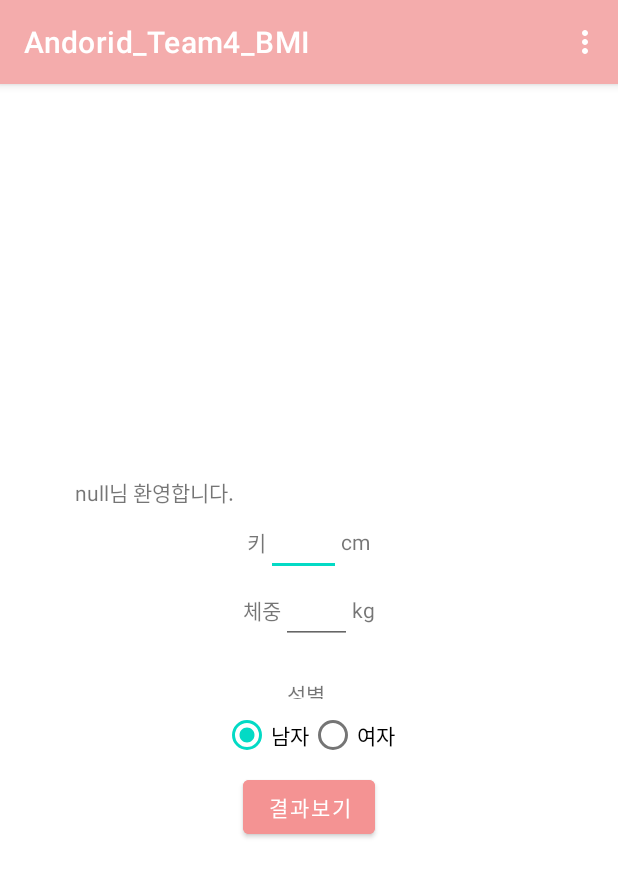
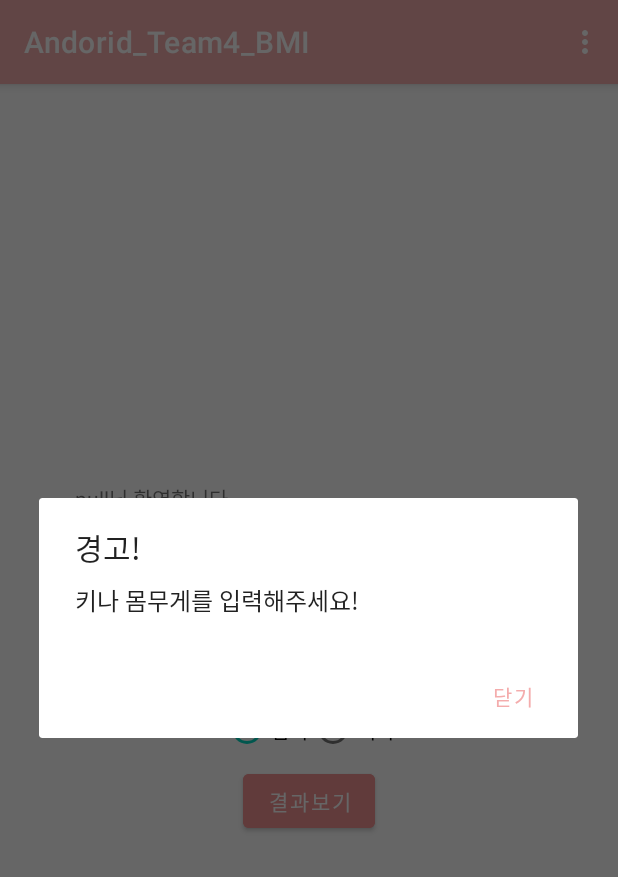
Before and after one commit to boram611/Android_Team4_BMI, an Android app: the InsertActivity screen opened directly, with no data from a screen before it, after a tap on "결과보기", on a phone screen of 412 x 824 dp. Shown: the top 877 px of the screen. Run offline under Robolectric (Android 15) with nearby library versions, the light colour scheme and no system bars.

Commit message:
주혜정_배경 터치시 키보드 숨김&null값 넘길때 다이얼로그

```diff
--- a/app/src/main/java/com/example/andorid_team4_bmi/InsertActivity.java
+++ b/app/src/main/java/com/example/andorid_team4_bmi/InsertActivity.java
@@ -9,6 +9,7 @@ import android.app.Dialog;
 import android.content.Context;
 import android.content.Intent;
 import android.os.Bundle;
+import android.util.Log;
 import android.view.Menu;
 import android.view.MenuItem;
 import android.view.MotionEvent;
@@ -34,9 +35,6 @@ public class InsertActivity extends AppCompatActivity {
         setContentView(R.layout.activity_insert);
 
 
-
-
-
         // username 받아오기
         Intent intent = getIntent();
         String user = intent.getStringExtra("userName");
@@ -59,15 +57,16 @@ public class InsertActivity extends AppCompatActivity {
             public void onClick(View v) {
                 Intent intent = null;
 
+                if (user_weight.getText().length() == 0 && user_height.getText().length() == 0) {
+                    Log.v("왜안돼", "2");
 
-                if(user_weight==null && user_height == null){
                     new AlertDialog.Builder(InsertActivity.this)
                             .setTitle("경고!")
                             .setMessage("키나 몸무게를 입력해주세요!")
                             .setCancelable(false)//아무데나 눌렀을때 안꺼지게 하는거 (버튼을 통해서만 닫게)
                             .setPositiveButton("닫기", null)
                             .show();
-                }
+                } else {
 
                     //키, 몸무게 받아오기
                     int weight = Integer.parseInt(user_weight.getText().toString());
@@ -76,7 +75,6 @@ public class InsertActivity extends AppCompatActivity {
 
                     //BMI공식
                     double Bmi = 10000 * weight / (height * height);
-
 
 
                     //Bmi 값 넘기기
@@ -89,7 +87,7 @@ public class InsertActivity extends AppCompatActivity {
 
                     }
                 }
-
+            }
 
         });
 
@@ -124,7 +122,6 @@ public class InsertActivity extends AppCompatActivity {
 //            }
 //        }
 //    };
-
 
 
     //메뉴바 생성 & 처음으로 돌아가기
@@ -163,7 +160,7 @@ public class InsertActivity extends AppCompatActivity {
             float x = ev.getRawX() + view.getLeft() - scrcoords[0];
             float y = ev.getRawY() + view.getTop() - scrcoords[1];
             if (x < view.getLeft() || x > view.getRight() || y < view.getTop() || y > view.getBottom())
-                ((InputMethodManager)this.getSystemService(Context.INPUT_METHOD_SERVICE)).hideSoftInputFromWindow((this.getWindow().getDecorView().getApplicationWindowToken()), 0);
+                ((InputMethodManager) this.getSystemService(Context.INPUT_METHOD_SERVICE)).hideSoftInputFromWindow((this.getWindow().getDecorView().getApplicationWindowToken()), 0);
         }
         return super.dispatchTouchEvent(ev);
     }
--- a/app/src/main/java/com/example/andorid_team4_bmi/LoginActivity.java
+++ b/app/src/main/java/com/example/andorid_team4_bmi/LoginActivity.java
@@ -15,7 +15,7 @@ import android.view.inputmethod.InputMethodManager;
 import android.widget.EditText;
 import android.widget.TextView;
 
-public class LoginActivity extends AppCompatActivity{
+public class LoginActivity extends AppCompatActivity {
 
     EditText editText;
     String userName;
@@ -75,7 +75,7 @@ public class LoginActivity extends AppCompatActivity{
             float x = ev.getRawX() + view.getLeft() - scrcoords[0];
             float y = ev.getRawY() + view.getTop() - scrcoords[1];
             if (x < view.getLeft() || x > view.getRight() || y < view.getTop() || y > view.getBottom())
-                ((InputMethodManager)this.getSystemService(Context.INPUT_METHOD_SERVICE)).hideSoftInputFromWindow((this.getWindow().getDecorView().getApplicationWindowToken()), 0);
+                ((InputMethodManager) this.getSystemService(Context.INPUT_METHOD_SERVICE)).hideSoftInputFromWindow((this.getWindow().getDecorView().getApplicationWindowToken()), 0);
         }
         return super.dispatchTouchEvent(ev);
     }
--- a/app/src/main/res/layout/activity_insert.xml
+++ b/app/src/main/res/layout/activity_insert.xml
@@ -79,7 +79,7 @@ X
         <TextView
             android:layout_width="wrap_content"
             android:layout_height="wrap_content"
-            android:layout_marginTop="15dp"
+            android:layout_marginTop="7dp"
             android:text="성별 " />
     </LinearLayout>
 
```
Lines whose indentation alone changed are shown as unchanged.
